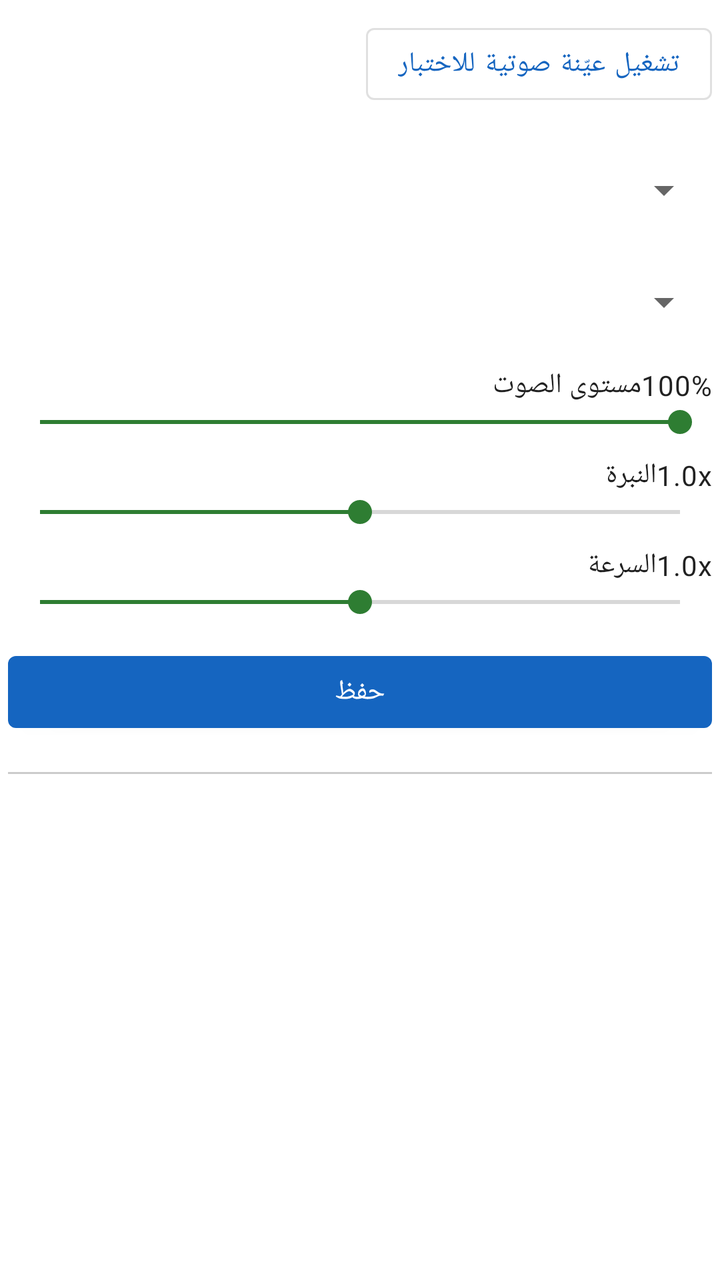
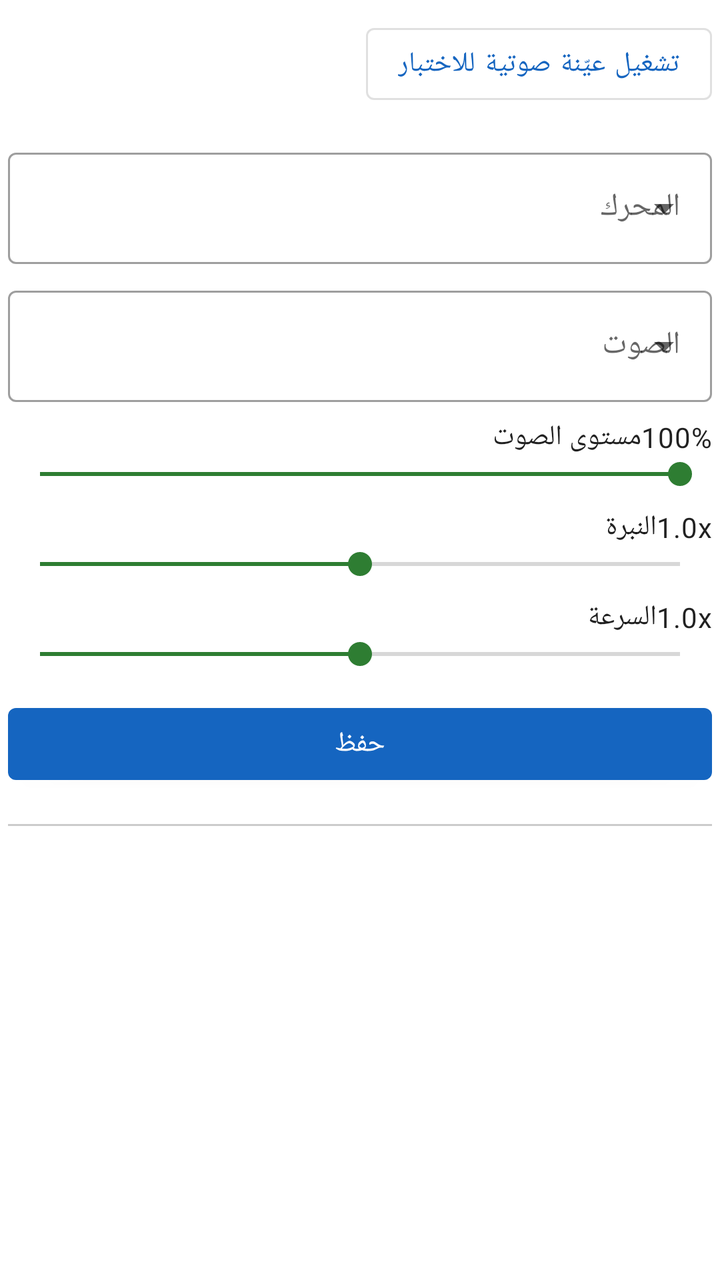

An Android layout rendered at two revisions. The XML below is the earlier revision; the diff shows what the commit changed to produce the second picture.
<!-- AndroidManifest.xml: application theme Theme.LordTts -->
<!-- res/layout/item_convert_language.xml -->
<?xml version="1.0" encoding="utf-8"?>
<LinearLayout xmlns:android="http://schemas.android.com/apk/res/android"
    android:layout_width="match_parent"
    android:layout_height="wrap_content"
    android:orientation="vertical"
    android:paddingTop="8dp"
    android:paddingHorizontal="4dp">

    
    <LinearLayout
        android:layout_width="match_parent"
        android:layout_height="wrap_content"
        android:orientation="horizontal"
        android:gravity="center_vertical">
        <TextView
            android:id="@+id/tv_convert_row_saved"
            android:layout_width="0dp"
            android:layout_height="wrap_content"
            android:layout_weight="1"
            android:textAppearance="?attr/textAppearanceBody2" />
        <com.google.android.material.button.MaterialButton
            android:id="@+id/btn_convert_row_play"
            style="@style/Widget.MaterialComponents.Button.OutlinedButton"
            android:layout_width="wrap_content"
            android:layout_height="wrap_content"
            android:minHeight="48dp"
            android:text="@string/cd_test_voice_button" />
    </LinearLayout>

    
    <TextView
        android:id="@+id/tv_convert_lang_title"
        android:layout_width="match_parent"
        android:layout_height="wrap_content"
        android:textAppearance="?attr/textAppearanceTitleMedium"
        android:importantForAccessibility="yes" />

    
    <com.google.android.material.textfield.TextInputLayout
        android:id="@+id/til_convert_row_engine"
        android:layout_width="match_parent"
        android:layout_height="wrap_content"
        android:layout_marginTop="8dp"
        android:hint="@string/auto_convert_engine">
        <androidx.appcompat.widget.AppCompatSpinner
            android:id="@+id/spinner_convert_row_engine"
            android:layout_width="match_parent"
            android:layout_height="wrap_content"
            android:minHeight="48dp"
            android:focusable="true"
            android:importantForAccessibility="yes" />
    </com.google.android.material.textfield.TextInputLayout>

    
    <com.google.android.material.textfield.TextInputLayout
        android:id="@+id/til_convert_row_voice"
        android:layout_width="match_parent"
        android:layout_height="wrap_content"
        android:layout_marginTop="8dp"
        android:hint="@string/auto_convert_voice">
        <androidx.appcompat.widget.AppCompatSpinner
            android:id="@+id/spinner_convert_row_voice"
            android:layout_width="match_parent"
            android:layout_height="wrap_content"
            android:minHeight="48dp"
            android:focusable="true"
            android:importantForAccessibility="yes" />
    </com.google.android.material.textfield.TextInputLayout>

    
    <LinearLayout
        android:layout_width="match_parent"
        android:layout_height="wrap_content"
        android:orientation="horizontal"
        android:gravity="center_vertical"
        android:layout_marginTop="8dp">
        <TextView
            android:layout_width="0dp"
            android:layout_height="wrap_content"
            android:layout_weight="1"
            android:text="@string/auto_convert_volume"
            android:textAppearance="?attr/textAppearanceBody2"
            android:contentDescription="@string/auto_convert_volume" />
        <TextView
            android:id="@+id/tv_convert_row_volume_value"
            android:layout_width="wrap_content"
            android:layout_height="wrap_content"
            android:text="100%"
            android:textAppearance="?attr/textAppearanceBody2" />
    </LinearLayout>
    <SeekBar
        android:id="@+id/seek_convert_row_volume"
        android:layout_width="match_parent"
        android:layout_height="wrap_content"
        android:max="100"
        android:progress="100"
        android:contentDescription="@string/auto_convert_volume" />

    
    <LinearLayout
        android:layout_width="match_parent"
        android:layout_height="wrap_content"
        android:orientation="horizontal"
        android:gravity="center_vertical"
        android:layout_marginTop="8dp">
        <TextView
            android:layout_width="0dp"
            android:layout_height="wrap_content"
            android:layout_weight="1"
            android:text="@string/auto_convert_pitch"
            android:textAppearance="?attr/textAppearanceBody2"
            android:contentDescription="@string/auto_convert_pitch" />
        <TextView
            android:id="@+id/tv_convert_row_pitch_value"
            android:layout_width="wrap_content"
            android:layout_height="wrap_content"
            android:text="1.0x"
            android:textAppearance="?attr/textAppearanceBody2" />
    </LinearLayout>
    <SeekBar
        android:id="@+id/seek_convert_row_pitch"
        android:layout_width="match_parent"
        android:layout_height="wrap_content"
        android:max="200"
        android:progress="100"
        android:contentDescription="@string/auto_convert_pitch" />

    
    <LinearLayout
        android:layout_width="match_parent"
        android:layout_height="wrap_content"
        android:orientation="horizontal"
        android:gravity="center_vertical"
        android:layout_marginTop="8dp">
        <TextView
            android:layout_width="0dp"
            android:layout_height="wrap_content"
            android:layout_weight="1"
            android:text="@string/auto_convert_rate"
            android:textAppearance="?attr/textAppearanceBody2"
            android:contentDescription="@string/auto_convert_rate" />
        <TextView
            android:id="@+id/tv_convert_row_rate_value"
            android:layout_width="wrap_content"
            android:layout_height="wrap_content"
            android:text="1.0x"
            android:textAppearance="?attr/textAppearanceBody2" />
    </LinearLayout>
    <SeekBar
        android:id="@+id/seek_convert_row_rate"
        android:layout_width="match_parent"
        android:layout_height="wrap_content"
        android:max="200"
        android:progress="100"
        android:contentDescription="@string/auto_convert_rate" />

    
    <com.google.android.material.button.MaterialButton
        android:id="@+id/btn_convert_row_save"
        android:layout_width="match_parent"
        android:layout_height="wrap_content"
        android:layout_marginTop="12dp"
        android:minHeight="48dp"
        android:text="@string/auto_convert_save"
        android:importantForAccessibility="yes" />

    
    <View
        android:layout_width="match_parent"
        android:layout_height="1dp"
        android:layout_marginTop="16dp"
        android:background="@color/divider_color" />

</LinearLayout>
<!-- resources referenced by this layout -->
<resources>
  <color name="divider_color">#33000000</color>
  <string name="auto_convert_engine">المحرك</string>
  <string name="auto_convert_pitch">النبرة</string>
  <string name="auto_convert_rate">السرعة</string>
  <string name="auto_convert_save">حفظ</string>
  <string name="auto_convert_voice">الصوت</string>
  <string name="auto_convert_volume">مستوى الصوت</string>
  <string name="cd_test_voice_button">تشغيل عيّنة صوتية للاختبار</string>
  <style name="Theme.LordTts" parent="Theme.MaterialComponents.DayNight.NoActionBar">
          <item name="colorPrimary">@color/colorPrimary</item>
          <item name="colorPrimaryVariant">@color/colorPrimaryVariant</item>
          <item name="colorOnPrimary">@color/colorOnPrimary</item>
          <item name="colorSecondary">@color/colorSecondary</item>
          <item name="colorSecondaryVariant">@color/colorSecondaryVariant</item>
          <item name="colorOnSecondary">@color/colorOnSecondary</item>
          <item name="colorSurface">@color/colorSurface</item>
          <item name="colorOnSurface">@color/colorOnSurface</item>
          <item name="colorError">@color/colorError</item>
          <item name="colorOnError">@color/colorOnError</item>
          <item name="android:colorBackground">@color/colorBackground</item>
          <item name="android:windowBackground">@color/colorBackground</item>
      </style>
  <color name="colorPrimary">#1565C0</color>
  <color name="colorPrimaryVariant">#0D47A1</color>
  <color name="colorOnPrimary">#FFFFFF</color>
  <color name="colorSecondary">#2E7D32</color>
  <color name="colorSecondaryVariant">#1B5E20</color>
  <color name="colorOnSecondary">#FFFFFF</color>
  <color name="colorSurface">#FFFFFF</color>
  <color name="colorOnSurface">#000000</color>
  <color name="colorError">#B00020</color>
  <color name="colorOnError">#FFFFFF</color>
  <color name="colorBackground">#FFFFFF</color>
</resources>

<!-- the commit's change to res/layout/item_convert_language.xml (unified diff, before → after) -->
@@ -38,32 +38,34 @@
     
     <com.google.android.material.textfield.TextInputLayout
         android:id="@+id/til_convert_row_engine"
+        style="@style/Widget.MaterialComponents.TextInputLayout.OutlinedBox.ExposedDropdownMenu"
         android:layout_width="match_parent"
         android:layout_height="wrap_content"
         android:layout_marginTop="8dp"
         android:hint="@string/auto_convert_engine">
-        <androidx.appcompat.widget.AppCompatSpinner
-            android:id="@+id/spinner_convert_row_engine"
+        <com.google.android.material.textfield.MaterialAutoCompleteTextView
+            android:id="@+id/actv_convert_row_engine"
             android:layout_width="match_parent"
             android:layout_height="wrap_content"
+            android:inputType="none"
             android:minHeight="48dp"
-            android:focusable="true"
             android:importantForAccessibility="yes" />
     </com.google.android.material.textfield.TextInputLayout>
 
     
     <com.google.android.material.textfield.TextInputLayout
         android:id="@+id/til_convert_row_voice"
+        style="@style/Widget.MaterialComponents.TextInputLayout.OutlinedBox.ExposedDropdownMenu"
         android:layout_width="match_parent"
         android:layout_height="wrap_content"
         android:layout_marginTop="8dp"
         android:hint="@string/auto_convert_voice">
-        <androidx.appcompat.widget.AppCompatSpinner
-            android:id="@+id/spinner_convert_row_voice"
+        <com.google.android.material.textfield.MaterialAutoCompleteTextView
+            android:id="@+id/actv_convert_row_voice"
             android:layout_width="match_parent"
             android:layout_height="wrap_content"
+            android:inputType="none"
             android:minHeight="48dp"
-            android:focusable="true"
             android:importantForAccessibility="yes" />
     </com.google.android.material.textfield.TextInputLayout>
 
